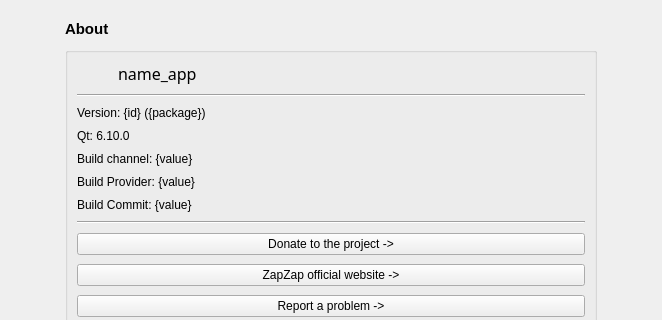
The window that zapzap/ui/ui_page_about.ui (rafatosta/zapzap) describes before a commit, drawn with Qt 5; both pictures show x 0 to 662 and y 0 to 320 of the 662 by 666 pixel window.
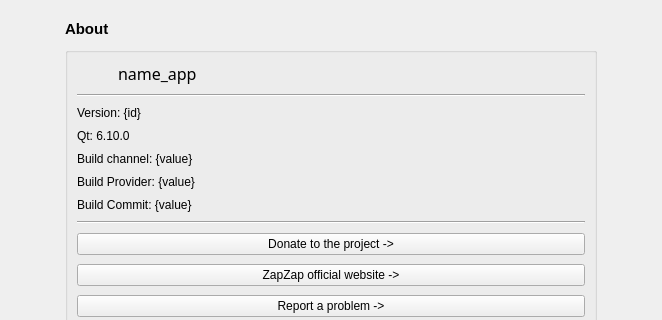
The same window after the commit.

Commit message: Update About page

```diff
--- a/zapzap/ui/ui_page_about.ui
+++ b/zapzap/ui/ui_page_about.ui
@@ -159,7 +159,7 @@
              <item row="2" column="0">
               <widget class="QLabel" name="version_app">
                <property name="text">
-                <string>Version: {id} ({package})</string>
+                <string>Version: {id}</string>
                </property>
               </widget>
              </item>
```
The commit also changes 2 other files.
